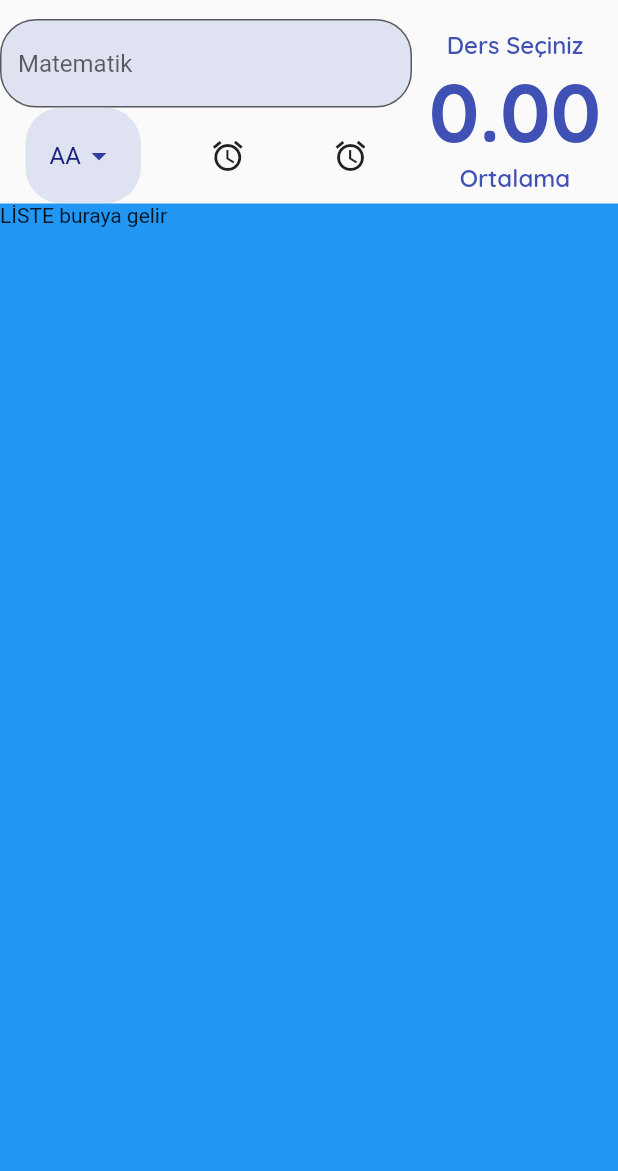
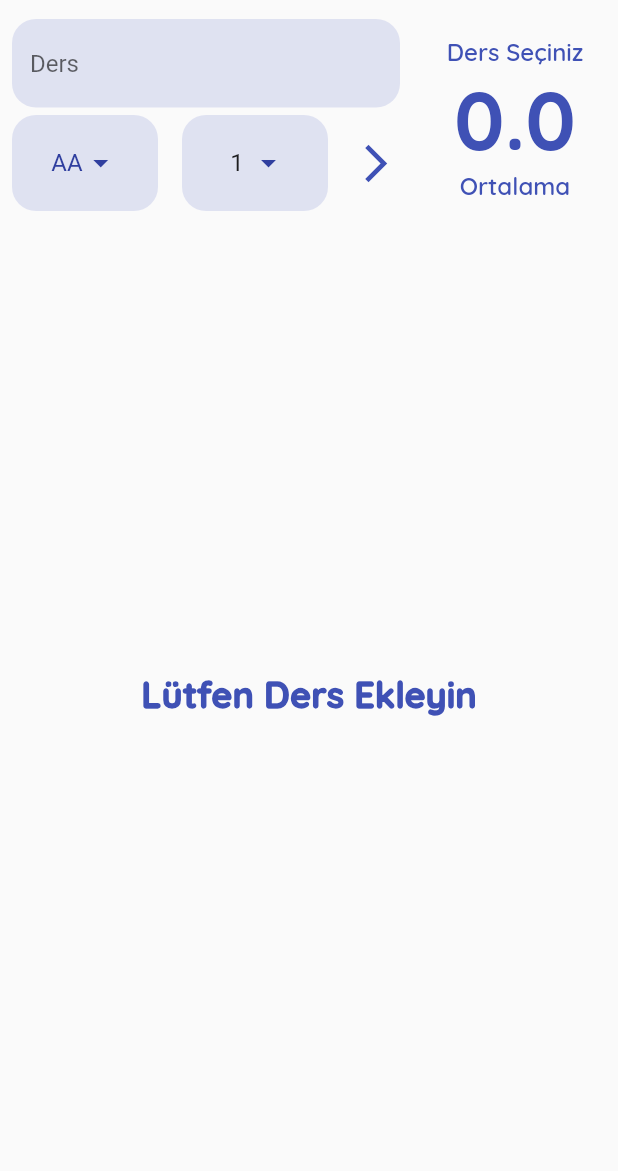
Before and after one commit to ahmetensar7753/flutter_training, a Flutter app: the screen it shows after launch, on a phone screen of 412 x 824 dp, the part 65-1236 px from its top. Run offline on Flutter 3.47's test engine with Material 2 defaults, Android fonts, the light colour scheme and no system bars; our stand-ins replace date_format, email_validator, flutter_easyloading, google_fonts, palette_generator; missing offline and left inert: dart:ffi.

Commit message:
not_hesapla_app_2

```diff
--- a/flutter_deneme6/not_hesapla/lib/constants/app_constants.dart
+++ b/flutter_deneme6/not_hesapla/lib/constants/app_constants.dart
@@ -10,7 +10,7 @@ class Sabitler {
     color: anaRenk,
   );
 
-  static BorderRadius borderRadius = BorderRadius.circular(24);
+  static BorderRadius borderRadius = BorderRadius.circular(16);
 
   static final TextStyle ortalamaGosterBodyStyle = GoogleFonts.quicksand(
     fontSize: 16,
@@ -25,4 +25,6 @@ class Sabitler {
 
   static final dropDownPadding =
       EdgeInsets.symmetric(horizontal: 16, vertical: 8);
+
+  static final yatayPadding8 = EdgeInsets.symmetric(horizontal: 8);
 }
--- a/flutter_deneme6/not_hesapla/lib/helper/data_helper.dart
+++ b/flutter_deneme6/not_hesapla/lib/helper/data_helper.dart
@@ -1,7 +1,24 @@
 import 'package:flutter/material.dart';
 import 'package:not_hesapla/constants/app_constants.dart';
+import 'package:not_hesapla/model/ders.dart';
 
 class DataHelper {
+  static List<Ders> tumEklenenDersler = [];
+  static dersEkle(Ders ders) {
+    tumEklenenDersler.add(ders);
+  }
+
+  static double ortalamaHesapla() {
+    double toplamNot = 0;
+    double toplamKredi = 0;
+
+    tumEklenenDersler.forEach((element) {
+      toplamNot = toplamNot + (element.krediDegeri * element.harfDegeri);
+      toplamKredi += element.krediDegeri;
+    });
+    return toplamNot / toplamKredi;
+  }
+
   static List<String> _tumDerslerinHarfleri() {
     return ["AA", "BA", "BB", "CB", "CC", "DC", "DD", "FD", "FF"];
   }
@@ -36,10 +53,27 @@ class DataHelper {
         .map((e) => DropdownMenuItem(
               child: Text(
                 e,
-                style: TextStyle(color: Sabitler.anaRenk.shade900),
+                style: TextStyle(color: Sabitler.anaRenk.shade700),
               ),
               value: _harfiNotaCevir(e),
             ))
         .toList();
   }
+
+  static List<int> _tumKediler() {
+    return List.generate(10, (index) => index + 1).toList();
+  }
+
+  static List<DropdownMenuItem<double>> tumDerslerinKredileri() {
+    return _tumKediler()
+        .map(
+          (e) => DropdownMenuItem(
+            child: Text(
+              e.toString(),
+            ),
+            value: e.toDouble(),
+          ),
+        )
+        .toList();
+  }
 }
--- /dev/null
+++ b/flutter_deneme6/not_hesapla/lib/model/ders.dart
@@ -0,0 +1,12 @@
+class Ders {
+  final String ad;
+  final double harfDegeri;
+  final double krediDegeri;
+
+  Ders({required this.ad, required this.harfDegeri, required this.krediDegeri});
+
+  @override
+  String toString() {
+    return "$ad - $harfDegeri - $krediDegeri";
+  }
+}
--- /dev/null
+++ b/flutter_deneme6/not_hesapla/lib/widgets/ders_listesi_widget.dart
@@ -0,0 +1,53 @@
+import 'package:flutter/material.dart';
+import 'package:not_hesapla/constants/app_constants.dart';
+import 'package:not_hesapla/helper/data_helper.dart';
+import 'package:not_hesapla/model/ders.dart';
+
+class DersListesi extends StatelessWidget {
+  final Function onElemanCikarildi;
+  const DersListesi({Key? key, required this.onElemanCikarildi})
+      : super(key: key);
+
+  @override
+  Widget build(BuildContext context) {
+    List<Ders> tumDersler = DataHelper.tumEklenenDersler;
+    return tumDersler.length > 0
+        ? ListView.builder(
+            itemCount: tumDersler.length,
+            itemBuilder: (context, index) {
+              return Dismissible(
+                key: UniqueKey(),
+                direction: DismissDirection.startToEnd,
+                onDismissed: (a) {
+                  onElemanCikarildi(index);
+                },
+                child: Padding(
+                  padding: const EdgeInsets.all(2.0),
+                  child: Card(
+                    child: ListTile(
+                      title: Text(tumDersler[index].ad),
+                      leading: CircleAvatar(
+                        backgroundColor: Sabitler.anaRenk,
+                        child: Text(
+                          (tumDersler[index].harfDegeri *
+                                  tumDersler[index].krediDegeri)
+                              .toStringAsFixed(0),
+                        ),
+                      ),
+                      subtitle: Text(
+                          "${tumDersler[index].krediDegeri} Kredi, Not Değeri ${tumDersler[index].harfDegeri}"),
+                    ),
+                  ),
+                ),
+              );
+            })
+        : Container(
+            child: Center(
+              child: Text(
+                "Lütfen Ders Ekleyin",
+                style: Sabitler.baslikStyle,
+              ),
+            ),
+          );
+  }
+}
--- /dev/null
+++ b/flutter_deneme6/not_hesapla/lib/widgets/harf_dropdown_widget.dart
@@ -0,0 +1,40 @@
+import 'package:flutter/material.dart';
+import 'package:not_hesapla/constants/app_constants.dart';
+import 'package:not_hesapla/helper/data_helper.dart';
+
+class HarfDropdownWidget extends StatefulWidget {
+  final Function onHarfSecildi;
+  HarfDropdownWidget({Key? key, required this.onHarfSecildi}) : super(key: key);
+
+  @override
+  State<HarfDropdownWidget> createState() => _HarfDropdownWidgetState();
+}
+
+class _HarfDropdownWidgetState extends State<HarfDropdownWidget> {
+  double secilenDeger = 4.0;
+  @override
+  Widget build(BuildContext context) {
+    return Container(
+      alignment: Alignment.center,
+      padding: Sabitler.dropDownPadding,
+      decoration: BoxDecoration(
+        color: Sabitler.anaRenk.shade100.withOpacity(0.5),
+        borderRadius: Sabitler.borderRadius,
+      ),
+      child: DropdownButton(
+        alignment: Alignment.center,
+        value: secilenDeger,
+        elevation: 16,
+        iconEnabledColor: Sabitler.anaRenk.shade700,
+        onChanged: (deger) {
+          setState(() {
+            secilenDeger = deger as double;
+            widget.onHarfSecildi(secilenDeger);
+          });
+        },
+        underline: Container(),
+        items: DataHelper.tumDerslerinHarfleri(),
+      ),
+    );
+  }
+}
--- /dev/null
+++ b/flutter_deneme6/not_hesapla/lib/widgets/kredi_dropdown_widget.dart
@@ -0,0 +1,41 @@
+import 'package:flutter/material.dart';
+import 'package:not_hesapla/constants/app_constants.dart';
+import 'package:not_hesapla/helper/data_helper.dart';
+
+class KrediDropdownWidget extends StatefulWidget {
+  final Function onKrediSecildi;
+  KrediDropdownWidget({Key? key, required this.onKrediSecildi})
+      : super(key: key);
+
+  @override
+  State<KrediDropdownWidget> createState() => _KrediDropdownWidgetState();
+}
+
+class _KrediDropdownWidgetState extends State<KrediDropdownWidget> {
+  double secilenKrediDegeri = 1.0;
+  @override
+  Widget build(BuildContext context) {
+    return Container(
+      alignment: Alignment.center,
+      padding: Sabitler.dropDownPadding,
+      decoration: BoxDecoration(
+        color: Sabitler.anaRenk.shade100.withOpacity(0.5),
+        borderRadius: Sabitler.borderRadius,
+      ),
+      child: DropdownButton(
+        alignment: Alignment.center,
+        value: secilenKrediDegeri,
+        elevation: 16,
+        iconEnabledColor: Sabitler.anaRenk.shade700,
+        onChanged: (deger) {
+          setState(() {
+            secilenKrediDegeri = deger as double;
+            widget.onKrediSecildi(deger);
+          });
+        },
+        underline: Container(),
+        items: DataHelper.tumDerslerinKredileri(),
+      ),
+    );
+  }
+}
--- a/flutter_deneme6/not_hesapla/lib/widgets/ortalama_hesapla_page.dart
+++ b/flutter_deneme6/not_hesapla/lib/widgets/ortalama_hesapla_page.dart
@@ -1,6 +1,10 @@
 import 'package:flutter/material.dart';
 import 'package:not_hesapla/constants/app_constants.dart';
 import 'package:not_hesapla/helper/data_helper.dart';
+import 'package:not_hesapla/model/ders.dart';
+import 'package:not_hesapla/widgets/ders_listesi_widget.dart';
+import 'package:not_hesapla/widgets/harf_dropdown_widget.dart';
+import 'package:not_hesapla/widgets/kredi_dropdown_widget.dart';
 import 'package:not_hesapla/widgets/ortalama_goster_widget.dart';
 
 class OrtalamaHesaplaPage extends StatefulWidget {
@@ -12,11 +16,15 @@ class OrtalamaHesaplaPage extends StatefulWidget {
 
 class _OrtalamaHesaplaPageState extends State<OrtalamaHesaplaPage> {
   GlobalKey<FormState> formKey = GlobalKey<FormState>();
+
   double secilenDeger = 4.0;
+  double secilenKrediDegeri = 1.0;
+  String girilenDersAdi = "";
 
   @override
   Widget build(BuildContext context) {
     return Scaffold(
+      resizeToAvoidBottomInset: false,
       appBar: AppBar(
         backgroundColor: Colors.transparent,
         elevation: 0,
@@ -38,14 +46,18 @@ class _OrtalamaHesaplaPageState extends State<OrtalamaHesaplaPage> {
               ),
               Expanded(
                 flex: 1,
-                child: OrtalamaGoster(dersSayisi: 0, ortalama: 0),
+                child: OrtalamaGoster(
+                    dersSayisi: DataHelper.tumEklenenDersler.length,
+                    ortalama: DataHelper.ortalamaHesapla()),
               ),
             ],
           ),
           Expanded(
-            child: Container(
-              child: Text("LİSTE buraya gelir"),
-              color: Colors.blue,
+            child: DersListesi(
+              onElemanCikarildi: (index) {
+                DataHelper.tumEklenenDersler.removeAt(index);
+                setState(() {});
+              },
             ),
           ),
         ],
@@ -58,20 +70,46 @@ class _OrtalamaHesaplaPageState extends State<OrtalamaHesaplaPage> {
       key: formKey,
       child: Column(
         children: [
-          _buildTextFormField(),
+          Padding(
+            padding: Sabitler.yatayPadding8,
+            child: _buildTextFormField(),
+          ),
+          SizedBox(
+            height: 5,
+          ),
           Row(
-            mainAxisAlignment: MainAxisAlignment.spaceAround,
+            mainAxisAlignment: MainAxisAlignment.spaceBetween,
             children: [
-              _buildHarfler(),
-              IconButton(
-                onPressed: () {},
-                icon: Icon(Icons.access_alarms),
+              Expanded(
+                child: Padding(
+                  padding: Sabitler.yatayPadding8,
+                  child: HarfDropdownWidget(
+                    onHarfSecildi: (harf) {
+                      secilenDeger = harf;
+                    },
+                  ),
+                ),
+              ),
+              Expanded(
+                child: Padding(
+                  padding: Sabitler.yatayPadding8,
+                  child: KrediDropdownWidget(
+                    onKrediSecildi: (kredi) {
+                      secilenKrediDegeri = kredi;
+                    },
+                  ),
+                ),
               ),
               IconButton(
-                onPressed: () {},
-                icon: Icon(Icons.access_alarms),
+                onPressed: _dersEkleveOrtalamaHesapla,
+                icon: Icon(Icons.arrow_forward_ios_sharp),
+                color: Sabitler.anaRenk,
+                iconSize: 30,
               ),
             ],
+          ),
+          SizedBox(
+            height: 5,
           ),
         ],
       ),
@@ -80,36 +118,37 @@ class _OrtalamaHesaplaPageState extends State<OrtalamaHesaplaPage> {
 
   _buildTextFormField() {
     return TextFormField(
+      onSaved: (deger) {
+        setState(() {
+          girilenDersAdi = deger!;
+        });
+      },
+      validator: (s) {
+        if (s!.length <= 0) {
+          return "Ders adını giriniz";
+        } else {
+          return null;
+        }
+      },
       decoration: InputDecoration(
-        hintText: "Matematik",
-        border: OutlineInputBorder(borderRadius: Sabitler.borderRadius),
+        hintText: "Ders",
+        border: OutlineInputBorder(
+            borderRadius: Sabitler.borderRadius, borderSide: BorderSide.none),
         filled: true,
         fillColor: Sabitler.anaRenk.shade100.withOpacity(0.5),
       ),
     );
   }
 
-  _buildHarfler() {
-    return Container(
-      padding: Sabitler.dropDownPadding,
-      decoration: BoxDecoration(
-        color: Sabitler.anaRenk.shade100.withOpacity(0.5),
-        borderRadius: Sabitler.borderRadius,
-      ),
-      child: DropdownButton(
-        alignment: Alignment.center,
-        value: secilenDeger,
-        elevation: 16,
-        iconEnabledColor: Sabitler.anaRenk.shade700,
-        onChanged: (deger) {
-          setState(() {
-            secilenDeger = deger as double;
-            print(deger);
-          });
-        },
-        underline: Container(),
-        items: DataHelper.tumDerslerinHarfleri(),
-      ),
-    );
+  _dersEkleveOrtalamaHesapla() {
+    if (formKey.currentState!.validate()) {
+      formKey.currentState!.save();
+      var eklenecekDers = Ders(
+          ad: girilenDersAdi,
+          harfDegeri: secilenDeger,
+          krediDegeri: secilenKrediDegeri);
+      DataHelper.dersEkle(eklenecekDers);
+      setState(() {});
+    }
   }
 }
```
